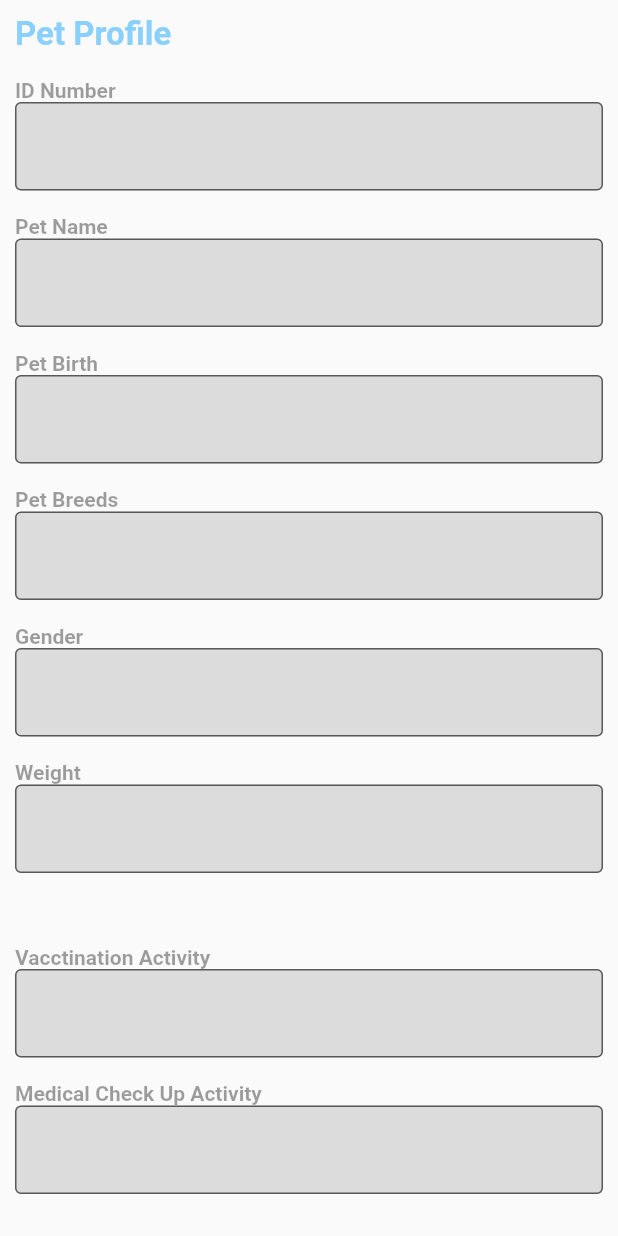
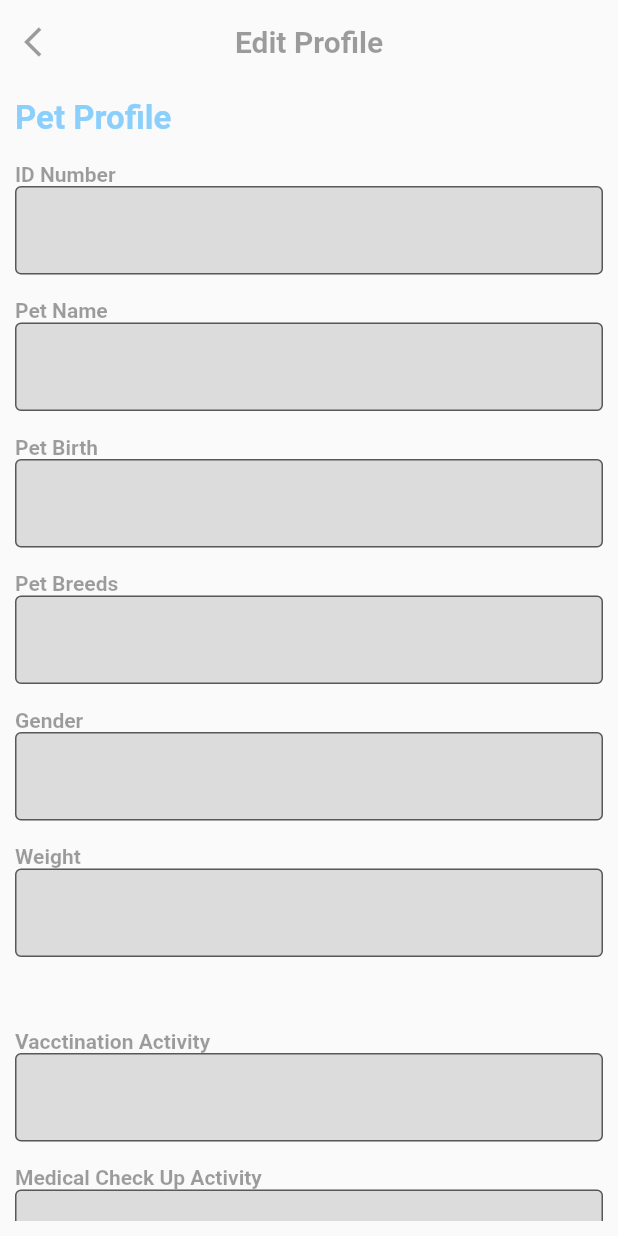
Before and after one commit to lokapin-indonesia/lokapin-app, a Flutter app: the EditProfilePetScreen screen opened directly, on a phone screen of 412 x 824 dp. Run offline on Flutter 3.47's test engine with Material 2 defaults, Android fonts, the phone set to English and light mode, and no system bars; drawn by our look-alikes of nb_utils; our stand-ins replace email_validator, flutter_dotenv, get_storage, google_fonts, rflutter_alert and 1 more; missing offline and left inert: dart:ffi; accounts and stored records are empty.

Commit message:
add appbar edit profile

```diff
--- a/lib/screen/landing/landing_screen.dart
+++ b/lib/screen/landing/landing_screen.dart
@@ -1,5 +1,6 @@
 import 'package:flutter/material.dart';
 import 'package:lokapin_app/screen/login/login_screen.dart';
+import 'package:lokapin_app/screen/profile/edit_profile_screen.dart';
 import 'package:lokapin_app/utils/colors.dart';
 import 'package:nb_utils/nb_utils.dart';
 
@@ -58,7 +59,8 @@ class _LandingScreenState extends State<LandingScreen> {
                           borderRadius: BorderRadius.circular(15)),
                       width: context.width(),
                       onTap: (() {
-                        Navigator.pushReplacement(context, MaterialPageRoute(builder: (c)=>LoginScreen()));
+                        // Navigator.pushReplacement(context, MaterialPageRoute(builder: (c)=>LoginScreen()));
+                        Navigator.pushReplacement(context, MaterialPageRoute(builder: (c)=>EditProfileScreen()));
                       }))
                   .paddingOnly(
                       left: context.width() * 0.05,
--- a/lib/screen/profile/edit_profile_pet_screen.dart
+++ b/lib/screen/profile/edit_profile_pet_screen.dart
@@ -1,4 +1,5 @@
 import 'package:flutter/material.dart';
+import 'package:flutter/services.dart';
 import 'package:lokapin_app/utils/colors.dart';
 import 'package:nb_utils/nb_utils.dart';
 
@@ -52,6 +53,25 @@ class _EditProfilePetScreenState extends State<EditProfilePetScreen> {
   Widget build(BuildContext context) {
     return SafeArea(
       child: Scaffold(
+        appBar: AppBar(
+          backgroundColor: Colors.transparent,
+          title: Text(
+            'Edit Profile',
+            style: boldTextStyle(color: Colors.black38, size: 20),
+          ),
+          leading: Container(
+           margin: const EdgeInsets.all(8),
+            child: const Icon(
+              Icons.arrow_back_ios,
+              color: Colors.black38,
+            ),
+          ).onTap(() {
+            finish(context);
+          }),
+          centerTitle: true,
+          elevation: 0.0,
+          systemOverlayStyle: SystemUiOverlayStyle.light,
+        ),
         body: Container(
           padding: const EdgeInsets.all(10),
           width: context.width(),
```
Also changed, not shown: lib/screen/profile/edit_profile_screen.dart (+20 -0 lines).
